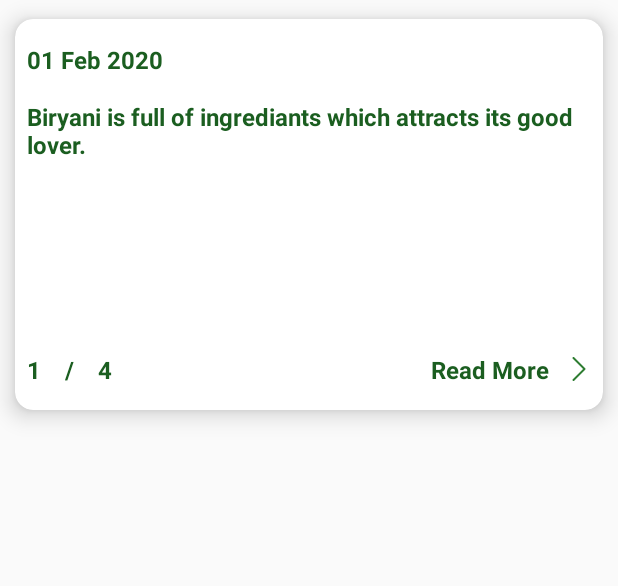
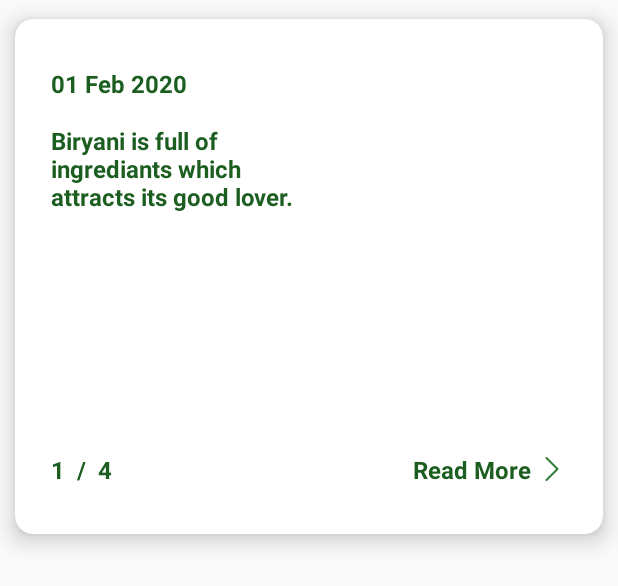
Before and after one commit to traversebd/calorie_hunter, an Android app: the layout adapter_recycler_health_tips_list.xml on its own in the app's theme, with its tools: preview values and no code run, on a phone screen of 412 x 824 dp. Shown: the top 586 px of the screen. Run offline under Robolectric (Android 15) with nearby library versions, the phone set to English and light mode, and no system bars.

Commit message:
health tips list load complete

```diff
--- a/app/src/main/res/layout/adapter_recycler_health_tips_list.xml
+++ b/app/src/main/res/layout/adapter_recycler_health_tips_list.xml
@@ -17,6 +17,7 @@
         android:layout_width="match_parent"
         android:layout_height="wrap_content"
         android:orientation="vertical"
+        android:layout_margin="16dp"
         android:paddingTop="8dp"
         android:paddingBottom="8dp">
 
@@ -35,25 +36,27 @@
 
         <TextView
             android:id="@+id/ShortDescription"
-            android:layout_width="match_parent"
+            android:layout_width="176dp"
             android:layout_height="wrap_content"
             android:layout_margin="4dp"
             android:padding="4dp"
             android:text="@string/short_dummy_description"
             android:textColor="@color/md_green_900"
             android:textStyle="bold"
-            android:maxLines="2"
+            android:maxLines="3"
             android:ellipsize="end"
             android:textSize="16sp"/>
 
         <RelativeLayout
             android:layout_width="match_parent"
             android:layout_height="wrap_content"
-            android:layout_marginTop="112dp">
+            android:layout_marginTop="144dp">
 
             <LinearLayout
                 android:layout_width="wrap_content"
                 android:layout_height="wrap_content"
+                android:layout_marginLeft="4dp"
+                android:layout_centerVertical="true"
                 android:orientation="horizontal">
 
                 <TextView
@@ -61,7 +64,6 @@
                     android:layout_width="wrap_content"
                     android:layout_height="wrap_content"
                     android:layout_alignParentRight="true"
-                    android:layout_margin="4dp"
                     android:padding="4dp"
                     android:text="@string/one"
                     android:textColor="@color/md_green_900"
@@ -74,7 +76,6 @@
                     android:layout_width="wrap_content"
                     android:layout_height="wrap_content"
                     android:layout_alignParentRight="true"
-                    android:layout_margin="4dp"
                     android:padding="4dp"
                     android:text="@string/slash"
                     android:textColor="@color/md_green_900"
@@ -88,7 +89,6 @@
                     android:layout_width="wrap_content"
                     android:layout_height="wrap_content"
                     android:layout_alignParentRight="true"
-                    android:layout_margin="4dp"
                     android:padding="4dp"
                     android:text="@string/four"
                     android:textColor="@color/md_green_900"
@@ -100,11 +100,13 @@
             </LinearLayout>
 
             <TextView
+                android:visibility="visible"
                 android:id="@+id/ReadMore"
                 android:layout_width="wrap_content"
                 android:layout_height="wrap_content"
                 android:layout_toLeftOf="@id/ReadMoreImgView"
-                android:layout_margin="4dp"
+                android:layout_marginTop="4dp"
+                android:layout_marginBottom="4dp"
                 android:padding="4dp"
                 android:text="@string/read_more"
                 android:textColor="@color/md_green_900"
@@ -114,6 +116,7 @@
                 android:textSize="16sp"/>
 
             <ImageView
+                android:visibility="visible"
                 android:id="@+id/ReadMoreImgView"
                 android:layout_width="24dp"
                 android:layout_height="24dp"
@@ -122,7 +125,9 @@
                 android:layout_centerVertical="true"
                 android:layout_marginTop="4dp"
                 android:layout_marginRight="4dp"
-                android:padding="4dp"/>
+                android:paddingRight="4dp"
+                android:paddingTop="4dp"
+                android:paddingBottom="4dp"/>
 
         </RelativeLayout>
 
--- a/app/src/main/res/values/strings.xml
+++ b/app/src/main/res/values/strings.xml
@@ -98,4 +98,5 @@
     <string name="good_health_good_life">Good Health , Good Life</string>
     <string name="read_more">Read More</string>
     <string name="slash">/</string>
+    <string name="all_items">All Items</string>
 </resources>
```
Also changed, not shown: app/src/main/res/layout/activity_health_tips_list.xml (+14 -1 lines).
